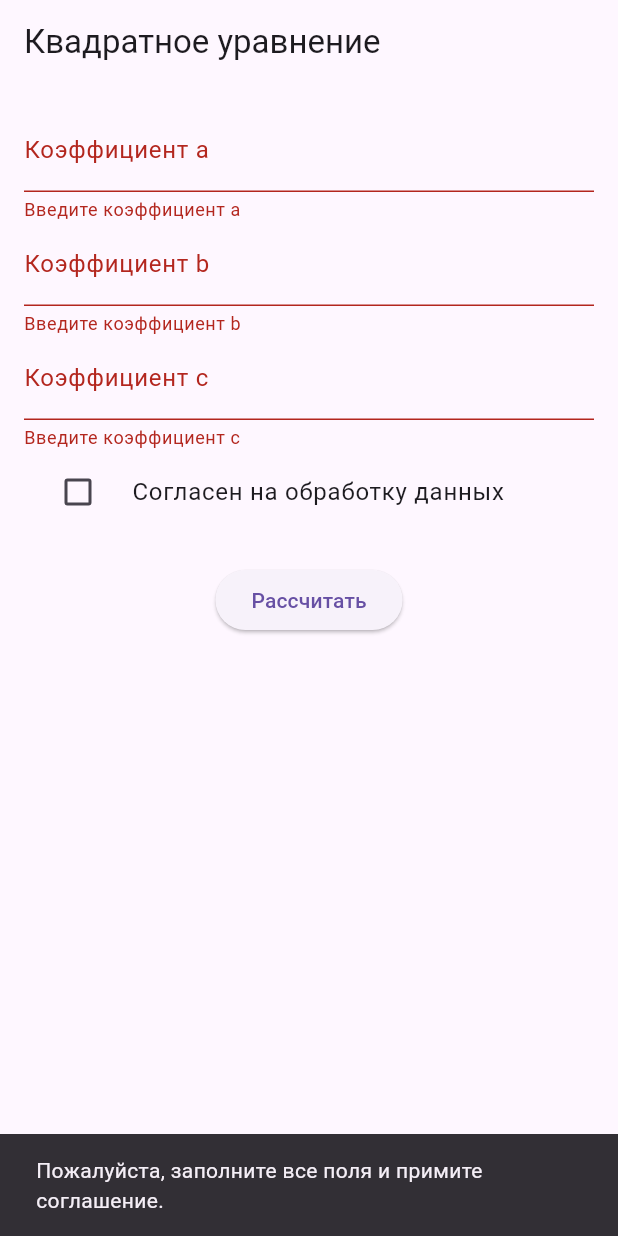
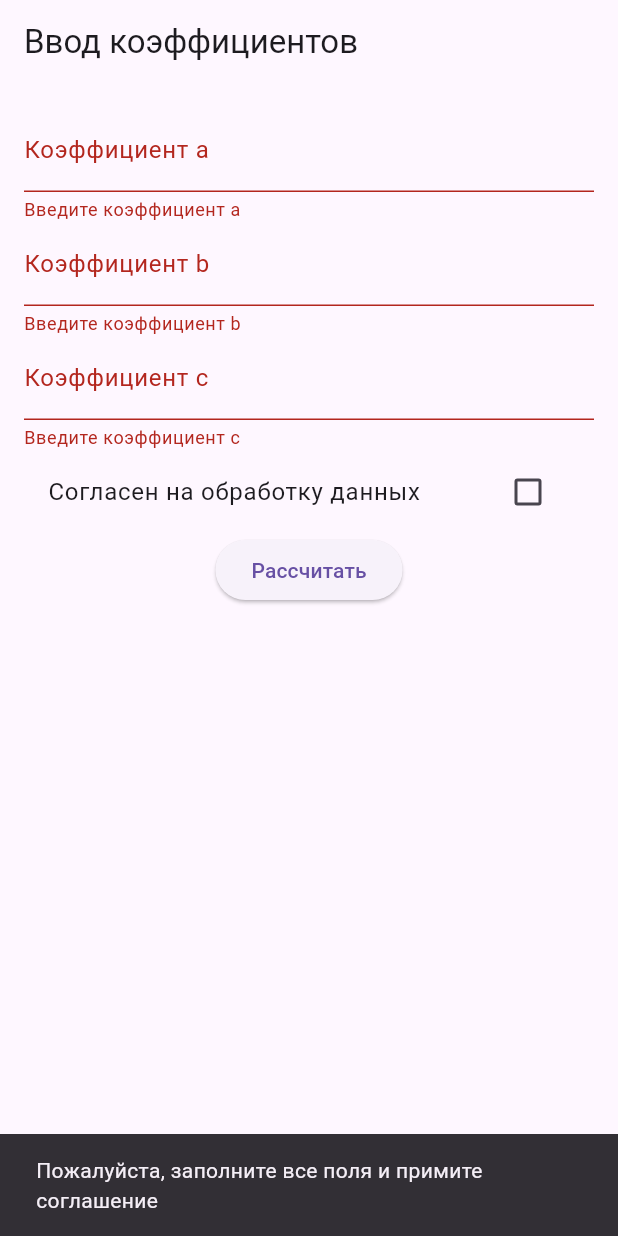
Before and after one commit to Darsar24/lab3, a Flutter app: the screen it shows after launch, after a tap on "Рассчитать", on a phone screen of 412 x 824 dp. Run offline on Flutter 3.47's test engine with Material 3 defaults, Android fonts, the phone set to English and light mode, and no system bars.

Commit message:
Разделение экранов

```diff
--- /dev/null
+++ b/lib/input_screen.dart
@@ -0,0 +1,105 @@
+import 'package:flutter/material.dart';
+import 'result_screen.dart';
+
+class InputScreen extends StatefulWidget {
+  const InputScreen({Key? key}) : super(key: key);
+
+  @override
+  _InputScreenState createState() => _InputScreenState();
+}
+
+class _InputScreenState extends State<InputScreen> {
+  final _formKey = GlobalKey<FormState>();
+  final TextEditingController _aController = TextEditingController();
+  final TextEditingController _bController = TextEditingController();
+  final TextEditingController _cController = TextEditingController();
+  bool _agree = false;
+
+  void _submitForm() {
+    if (_formKey.currentState!.validate() && _agree) {
+      double a = double.parse(_aController.text);
+      double b = double.parse(_bController.text);
+      double c = double.parse(_cController.text);
+
+      Navigator.push(
+        context,
+        MaterialPageRoute(
+          builder: (context) => ResultScreen(a: a, b: b, c: c),
+        ),
+      );
+    } else {
+      ScaffoldMessenger.of(context).showSnackBar(
+        SnackBar(content: Text('Пожалуйста, заполните все поля и примите соглашение')),
+      );
+    }
+  }
+
+  @override
+  void dispose() {
+    _aController.dispose();
+    _bController.dispose();
+    _cController.dispose();
+    super.dispose();
+  }
+
+  @override
+  Widget build(BuildContext context) {
+    return Scaffold(
+      appBar: AppBar(title: Text('Ввод коэффициентов')),
+      body: Padding(
+        padding: const EdgeInsets.all(16.0),
+        child: Form(
+          key: _formKey,
+          child: Column(
+            children: [
+              TextFormField(
+                controller: _aController,
+                keyboardType: TextInputType.number,
+                decoration: InputDecoration(labelText: 'Коэффициент a'),
+                validator: (value) {
+                  if (value == null || value.isEmpty) return 'Введите коэффициент a';
+                  if (double.tryParse(value) == null) return 'Неверный формат числа';
+                  if (double.parse(value) == 0) return 'a не может быть равно 0';
+                  return null;
+                },
+              ),
+              TextFormField(
+                controller: _bController,
+                keyboardType: TextInputType.number,
+                decoration: InputDecoration(labelText: 'Коэффициент b'),
+                validator: (value) {
+                  if (value == null || value.isEmpty) return 'Введите коэффициент b';
+                  if (double.tryParse(value) == null) return 'Неверный формат числа';
+                  return null;
+                },
+              ),
+              TextFormField(
+                controller: _cController,
+                keyboardType: TextInputType.number,
+                decoration: InputDecoration(labelText: 'Коэффициент c'),
+                validator: (value) {
+                  if (value == null || value.isEmpty) return 'Введите коэффициент c';
+                  if (double.tryParse(value) == null) return 'Неверный формат числа';
+                  return null;
+                },
+              ),
+              CheckboxListTile(
+                title: Text('Согласен на обработку данных'),
+                value: _agree,
+                onChanged: (bool? value) {
+                  setState(() {
+                    _agree = value!;
+                  });
+                },
+              ),
+              ElevatedButton(
+                onPressed: _submitForm,
+                child: Text('Рассчитать'),
+              ),
+            ],
+          ),
+        ),
+      ),
+    );
+  }
+}
--- a/lib/main.dart
+++ b/lib/main.dart
@@ -1,5 +1,5 @@
 import 'package:flutter/material.dart';
-import 'dart:math';
+import 'input_screen.dart';
 
 void main() {
   runApp(MyApp());
@@ -9,168 +9,9 @@ class MyApp extends StatelessWidget {
   @override
   Widget build(BuildContext context) {
     return MaterialApp(
-      title: 'Калькулятор квадратного уравнения',
+      title: 'Квадратное уравнение',
       theme: ThemeData(primarySwatch: Colors.blue),
       home: InputScreen(),
     );
   }
 }
-
-// === Первый экран: форма ввода ===
-class InputScreen extends StatefulWidget {
-  @override
-  _InputScreenState createState() => _InputScreenState();
-}
-
-class _InputScreenState extends State<InputScreen> {
-  final _formKey = GlobalKey<FormState>();
-  final _aController = TextEditingController();
-  final _bController = TextEditingController();
-  final _cController = TextEditingController();
-  bool _agree = false;
-
-  @override
-  void dispose() {
-    _aController.dispose();
-    _bController.dispose();
-    _cController.dispose();
-    super.dispose();
-  }
-
-  void _submitForm() {
-    if (_formKey.currentState!.validate() && _agree) {
-      Navigator.push(
-        context,
-        MaterialPageRoute(
-          builder: (context) => ResultScreen(
-            a: double.parse(_aController.text),
-            b: double.parse(_bController.text),
-            c: double.parse(_cController.text),
-          ),
-        ),
-      );
-    } else {
-      ScaffoldMessenger.of(context).showSnackBar(
-        SnackBar(content: Text('Пожалуйста, заполните все поля и примите соглашение.')),
-      );
-    }
-  }
-
-  @override
-  Widget build(BuildContext context) {
-    return Scaffold(
-      appBar: AppBar(title: Text('Квадратное уравнение')),
-      body: Padding(
-        padding: const EdgeInsets.all(16.0),
-        child: Form(
-          key: _formKey,
-          child: Column(
-            children: [
-              TextFormField(
-                controller: _aController,
-                keyboardType: TextInputType.number,
-                decoration: InputDecoration(labelText: 'Коэффициент a'),
-                validator: (value) {
-                  if (value == null || value.isEmpty) return 'Введите коэффициент a';
-                  if (double.tryParse(value) == null) return 'Неверный формат';
-                  if (double.parse(value) == 0) return 'a не может быть равно 0';
-                  return null;
-                },
-              ),
-              TextFormField(
-                controller: _bController,
-                keyboardType: TextInputType.number,
-                decoration: InputDecoration(labelText: 'Коэффициент b'),
-                validator: (value) {
-                  if (value == null || value.isEmpty) return 'Введите коэффициент b';
-                  if (double.tryParse(value) == null) return 'Неверный формат';
-                  return null;
-                },
-              ),
-              TextFormField(
-                controller: _cController,
-                keyboardType: TextInputType.number,
-                decoration: InputDecoration(labelText: 'Коэффициент c'),
-                validator: (value) {
-                  if (value == null || value.isEmpty) return 'Введите коэффициент c';
-                  if (double.tryParse(value) == null) return 'Неверный формат';
-                  return null;
-                },
-              ),
-              CheckboxListTile(
-                title: Text('Согласен на обработку данных'),
-                value: _agree,
-                onChanged: (value) {
-                  setState(() {
-                    _agree = value!;
-                  });
-                },
-                controlAffinity: ListTileControlAffinity.leading,
-              ),
-              SizedBox(height: 20),
-              ElevatedButton(
-                onPressed: _submitForm,
-                child: Text('Рассчитать'),
-              ),
-            ],
-          ),
-        ),
-      ),
-    );
-  }
-}
-
-// === Второй экран: результат ===
-class ResultScreen extends StatelessWidget {
-  final double a;
-  final double b;
-  final double c;
-
-  ResultScreen({required this.a, required this.b, required this.c});
-
-  String calculateRoots(double a, double b, double c) {
-    double d = b * b - 4 * a * c;
-
-    if (d > 0) {
-      double sqrtD = sqrt(d);
-      double x1 = (-b - sqrtD) / (2 * a);
-      double x2 = (-b + sqrtD) / (2 * a);
-      return 'Два корня: x₁ = $x1, x₂ = $x2';
-    } else if (d == 0) {
-      double x = -b / (2 * a);
-      return 'Один корень: x = $x';
-    } else {
-      return 'Нет действительных корней';
-    }
-  }
-
-  @override
-  Widget build(BuildContext context) {
-    final result = calculateRoots(a, b, c);
-
-    return Scaffold(
-      appBar: AppBar(title: Text('Результат')),
-      body: Padding(
-        padding: const EdgeInsets.all(16.0),
-        child: Column(
-          crossAxisAlignment: CrossAxisAlignment.start,
-          children: [
-            Text('Коэффициент a: $a', style: TextStyle(fontSize: 18)),
-            Text('Коэффициент b: $b', style: TextStyle(fontSize: 18)),
-            Text('Коэффициент c: $c', style: TextStyle(fontSize: 18)),
-            SizedBox(height: 20),
-            Text('Решение:', style: TextStyle(fontSize: 20, fontWeight: FontWeight.bold)),
-            Text(result, style: TextStyle(fontSize: 18)),
-            SizedBox(height: 20),
-            ElevatedButton(
-              onPressed: () {
-                Navigator.pop(context); // Вернуться назад
-              },
-              child: Text('Назад'),
-            ),
-          ],
-        ),
-      ),
-    );
-  }
-}
```
Also changed, not shown: lib/result_screen.dart (added, +47 -0 lines), 2 other files.
